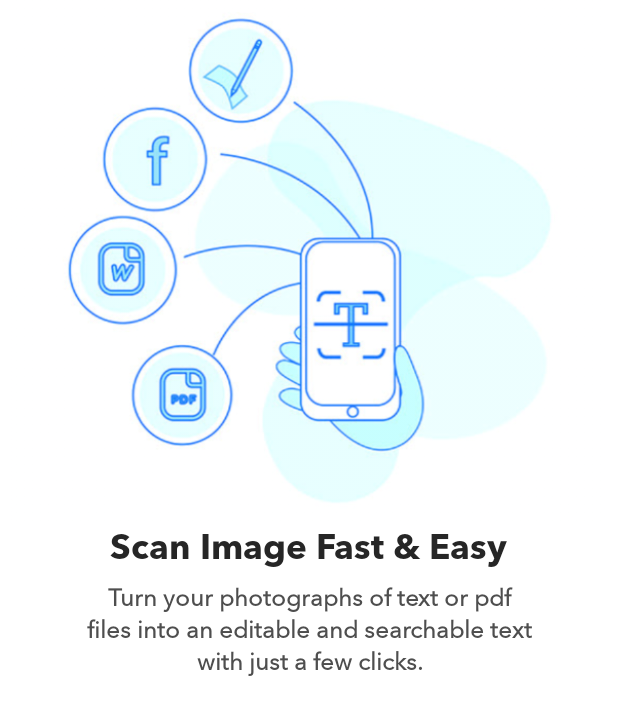
After one commit to mahmud0v/TuitLens, an Android app: the layout pager_item_layout.xml on its own in the app's theme, with its tools: preview values and no code run, on a phone screen of 412 x 824 dp. The commit adds this screen. Shown: the top 715 px of the screen. Run offline under Robolectric (Android 15) with nearby library versions, the phone set to English and light mode, and no system bars.

Commit message:
initial commit

```diff
--- /dev/null
+++ b/app/src/main/res/layout/pager_item_layout.xml
@@ -0,0 +1,53 @@
+<?xml version="1.0" encoding="utf-8"?>
+<androidx.constraintlayout.widget.ConstraintLayout
+    xmlns:android="http://schemas.android.com/apk/res/android"
+    android:layout_width="match_parent"
+    xmlns:app="http://schemas.android.com/apk/res-auto"
+    android:background="@color/pager_back"
+    android:layout_height="match_parent">
+
+    <androidx.appcompat.widget.AppCompatImageView
+        android:layout_width="match_parent"
+        android:layout_height="350dp"
+        android:id="@+id/img_id"
+        android:src="@drawable/third_pager_pic"
+        app:layout_constraintLeft_toLeftOf="parent"
+        app:layout_constraintRight_toRightOf="parent"
+        app:layout_constraintTop_toTopOf="parent"
+        />
+
+
+    <androidx.appcompat.widget.AppCompatTextView
+        android:layout_width="wrap_content"
+        android:layout_height="wrap_content"
+        android:id="@+id/first_headline"
+        app:layout_constraintTop_toBottomOf="@id/img_id"
+        app:layout_constraintLeft_toLeftOf="parent"
+        app:layout_constraintRight_toRightOf="parent"
+        android:text="@string/pager_first_headline"
+        android:textSize="23sp"
+        android:fontFamily="@font/avenir_bold"
+        android:textColor="@color/text_headline_color"
+        />
+
+    <androidx.appcompat.widget.AppCompatTextView
+        android:layout_width="300dp"
+        android:layout_height="wrap_content"
+        app:layout_constraintTop_toBottomOf="@id/first_headline"
+        app:layout_constraintLeft_toLeftOf="parent"
+        app:layout_constraintRight_toRightOf="parent"
+        android:textAlignment="center"
+        android:layout_marginTop="10dp"
+        android:textStyle="bold"
+        android:lineSpacingExtra="5dp"
+        android:textColor="@color/text_desc_color"
+        android:fontFamily="@font/avenir_regular"
+        android:textSize="16sp"
+        android:text="@string/pager_first_desc"
+        />
+
+
+
+
+
+</androidx.constraintlayout.widget.ConstraintLayout>
--- a/app/src/main/res/values/colors.xml
+++ b/app/src/main/res/values/colors.xml
@@ -12,6 +12,15 @@
     <color name="main_center_y_gr">#05A8E8</color>
     <color name="main_center_x_gr">#05A8E8</color>
     <color name="scan_stroke">#FFFFFF</color>
+    <color name="text_color">#FAFAF8</color>
+    <color name="pager_back">#FFFFFF</color>
+    <color name="skip_color">#7B7B7B</color>
+    <color name="ripple_color">#403E3E</color>
+    <color name="btn_back">#00A8E9</color>
+    <color name="dot_unselected_color">#C7C7C7</color>
+    <color name="dot_selected_color">#6A6A6A</color>
+    <color name="text_headline_color">#262626</color>
+    <color name="text_desc_color">#4E4E4E</color>
 
 
 </resources>
--- a/app/src/main/res/values/strings.xml
+++ b/app/src/main/res/values/strings.xml
@@ -1,3 +1,9 @@
 <resources>
     <string name="app_name">TuitLens</string>
+    <string name="welcome_text">WELCOME</string>
+    <string name="app_sec_name">TUIT LENS</string>
+    <string name="skip_text">Skip</string>
+    <string name="btn_text">Next</string>
+    <string name="pager_first_headline"><![CDATA[Scan Image Fast & Easy]]></string>
+    <string name="pager_first_desc">Turn your photographs of text or pdf files into an editable and searchable text with just a few clicks.</string>
 </resources>
```
Also changed, not shown: app/build.gradle (+7 -0 lines), app/src/main/AndroidManifest.xml (+8 -0 lines), app/src/main/java/uz/tuit/tuitlens/MainActivity.kt (+19 -0 lines), app/src/main/java/uz/tuit/tuitlens/SecondActivity.kt (added, +15 -0 lines), app/src/main/res/drawable/chevron_right.xml (added, +13 -0 lines), app/src/main/res/drawable/chevron_right_light.xml (added, +13 -0 lines), app/src/main/res/drawable/pager_btn_back.xml (added, +11 -0 lines), app/src/main/res/drawable/skip_text_back.xml (added, +14 -0 lines), app/src/main/res/layout/splash_screen.xml (+18 -1 lines), app/src/main/res/layout/view_pager_home.xml (added, +110 -0 lines), app/src/main/res/drawable/first_pager_pic.png (added), app/src/main/res/drawable/second_pager_pic.png (added), app/src/main/res/drawable/third_pager_pic.png (added), app/src/main/res/font/avenir_bold.otf (added), 1 more files.
